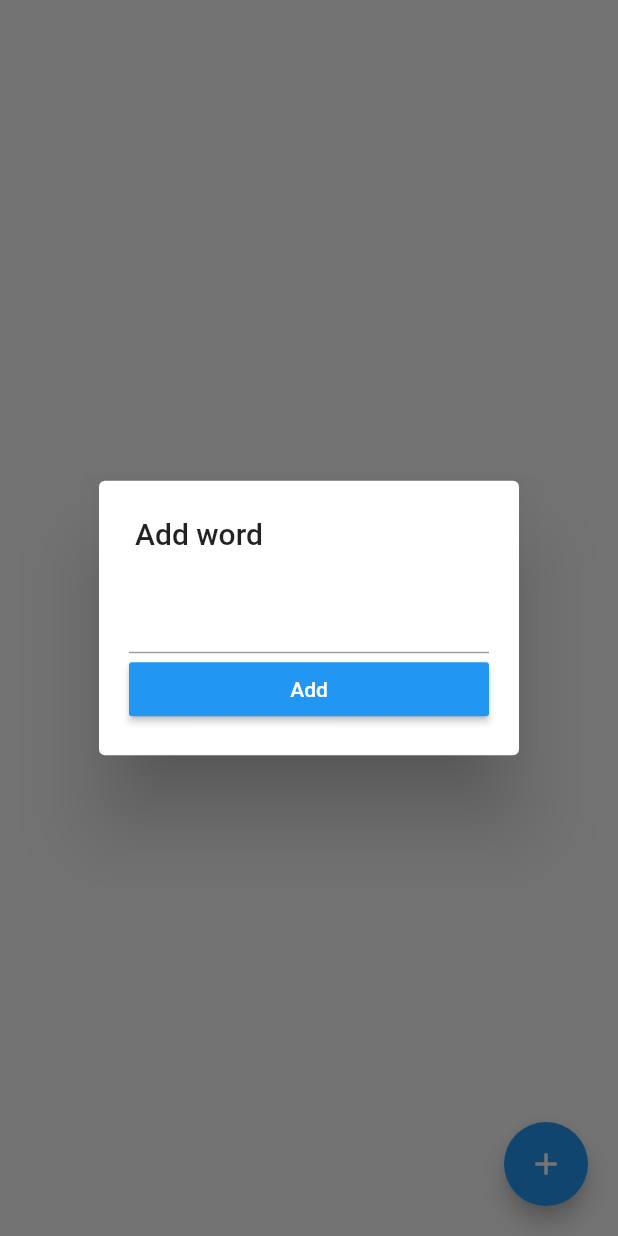
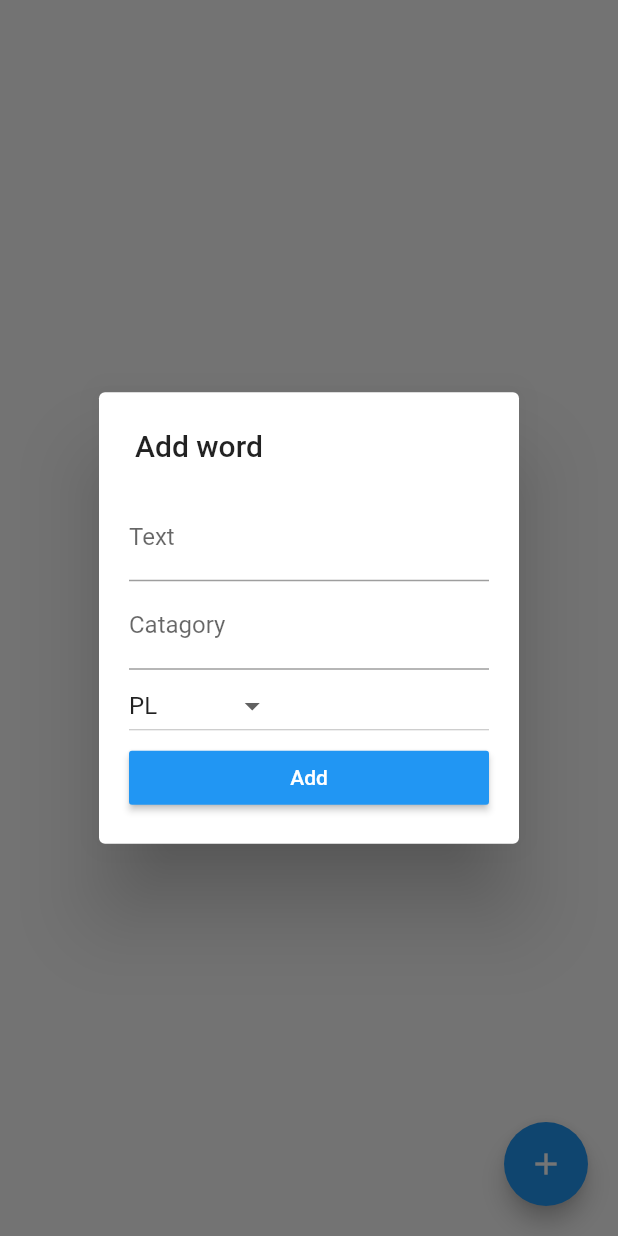
Before and after one commit to anjrew/flutter-hackathon-Aphasia-3amigos, a Flutter app: the AddTextPage widget shown alone on an empty page, opened directly, after a tap on the "add" icon, on a phone screen of 412 x 824 dp. Run offline on Flutter 3.47's test engine with Material 2 defaults, Android fonts, the phone set to English and light mode, and no system bars; our stand-ins replace flutter_slidable, get_it, shared_preferences; accounts and stored records are empty.

Commit message:
List is complete with Catagories and Languages

```diff
--- /dev/null
+++ b/lib/models/word.model.dart
@@ -0,0 +1,8 @@
+
+class Word {
+	String lang;
+	String cat;
+	String text;
+
+	Word(this.lang, this.cat, this.text);
+}
--- a/lib/pages/add_text.dart
+++ b/lib/pages/add_text.dart
@@ -1,3 +1,4 @@
+import 'package:aphasia_saviour/models/word.model.dart';
 import 'package:aphasia_saviour/resources/keys.dart';
 import 'package:aphasia_saviour/services/shared_preference.service.dart';
 import 'package:aphasia_saviour/services/text_to_speech.service.dart';
@@ -12,7 +13,7 @@ class AddTextPage extends StatefulWidget {
 class _AddTextPageState extends State<AddTextPage> {
   FlutterTts tts;
   SharedPreferencesService sharedPrefs;
-  List<String> values = [];
+  List<Word> values = [];
 
   @override
   void initState() {
@@ -25,7 +26,15 @@ class _AddTextPageState extends State<AddTextPage> {
     sharedPrefs = SharedPreferencesService();
     await sharedPrefs.initService();
     setState(() {
-      values = sharedPrefs.getStringList(id: AppKeys.wordsKey);
+      values = sharedPrefs.getStringList(id: AppKeys.wordsKey).map((e) {
+        List a = e.split(',');
+        if (a.length > 1) {
+
+        return new Word(a[0], a[1], a[2]);
+        } else {
+          return new Word('' ,"", a[0]);
+        }
+      }).toList();
     });
   }
 
@@ -43,11 +52,13 @@ class _AddTextPageState extends State<AddTextPage> {
           actionPane: SlidableStrechActionPane(),
           actionExtentRatio: 0.25,
           child: ListTile(
-              key: Key(values[index].toString()),
-              title: Text(values[index]),
-              trailing: IconButton(
-                  icon: Icon(Icons.surround_sound),
-                  onPressed: () => tts.speak(values[index])),
+            key: Key(values[index].toString()),
+            leading: Text( values[index].lang == 'UK' ?"🇬🇧" : values[index].lang == "PL" ? "🇵🇱" : "🇩🇪"),
+            title: Text(values[index].text),
+            subtitle: Text(values[index].cat),
+            trailing: IconButton(
+                icon: Icon(Icons.surround_sound),
+                onPressed: () => tts.speak(values[index].text)),
           ),
           secondaryActions: <Widget>[
             IconSlideAction(
@@ -78,22 +89,36 @@ class _AddTextPageState extends State<AddTextPage> {
 
     print(value);
 
-    if (value is String) {
+    if (value is Word) {
       addTextToList(value);
     }
   }
 
-  void addTextToList(String word) async {
+  void addTextToList(Word word) async {
     this.values.add(word);
     setState(() {
-      sharedPrefs.setStringList(id: AppKeys.wordsKey, strings: this.values);
+      sharedPrefs.setStringList(
+        id: AppKeys.wordsKey,
+        strings: this.values.map(
+          (e) {
+            return "${e.lang},${e.cat},${e.text}";
+          },
+        ).toList(),
+      );
     });
   }
 
   void deleteWord(int index) {
     this.values.removeAt(index);
     setState(() {
-      sharedPrefs.setStringList(id: AppKeys.wordsKey, strings: this.values);
+      sharedPrefs.setStringList(
+        id: AppKeys.wordsKey,
+        strings: this.values.map(
+          (e) {
+            return "${e.lang},${e.cat},${e.text}";
+          },
+        ).toList(),
+      );
     });
   }
 }
@@ -106,11 +131,14 @@ class AddWordDiolog extends StatefulWidget {
 class _AddWordDiologState extends State<AddWordDiolog> {
   TextEditingController _textEditingController;
   TextEditingController _catTextEditingController;
+  String lang = 'PL';
+  String cat = '';
 
   @override
   void initState() {
     super.initState();
     _textEditingController = new TextEditingController();
+    _catTextEditingController = new TextEditingController();
   }
 
   @override
@@ -126,11 +154,28 @@ class _AddWordDiologState extends State<AddWordDiolog> {
       contentPadding: EdgeInsets.all(20),
       children: <Widget>[
         TextFormField(
+          decoration: InputDecoration(labelText: "Text"),
           controller: _textEditingController,
         ),
-        // TextFormField(
-        //   controller: _catTextEditingController,
-        // ),
+        TextFormField(
+          decoration: InputDecoration(labelText: "Catagory"),
+          controller: _catTextEditingController,
+        ),
+        new DropdownButton<String>(
+          hint: Text("Language"),
+          value: lang,
+          items: <String>['UK', 'DE', 'PL'].map((String value) {
+            return new DropdownMenuItem<String>(
+              value: value,
+              child: new Text(value),
+            );
+          }).toList(),
+          onChanged: (v) {
+            setState(() {
+              this.lang = v;
+            });
+          },
+        ),
         RaisedButton(
           textColor: Colors.white,
           color: Theme.of(context).primaryColor,
@@ -142,6 +187,7 @@ class _AddWordDiologState extends State<AddWordDiolog> {
   }
 
   void addWord() {
-    Navigator.of(context).pop(_textEditingController.text);
+    Navigator.of(context)
+        .pop(new Word(lang, _catTextEditingController.text ,_textEditingController.text));
   }
 }
```
